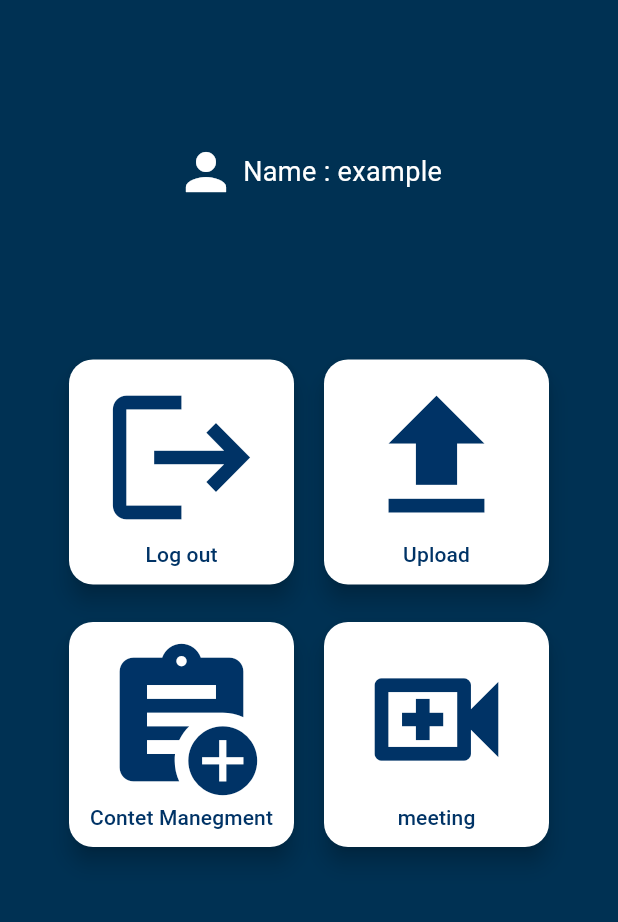
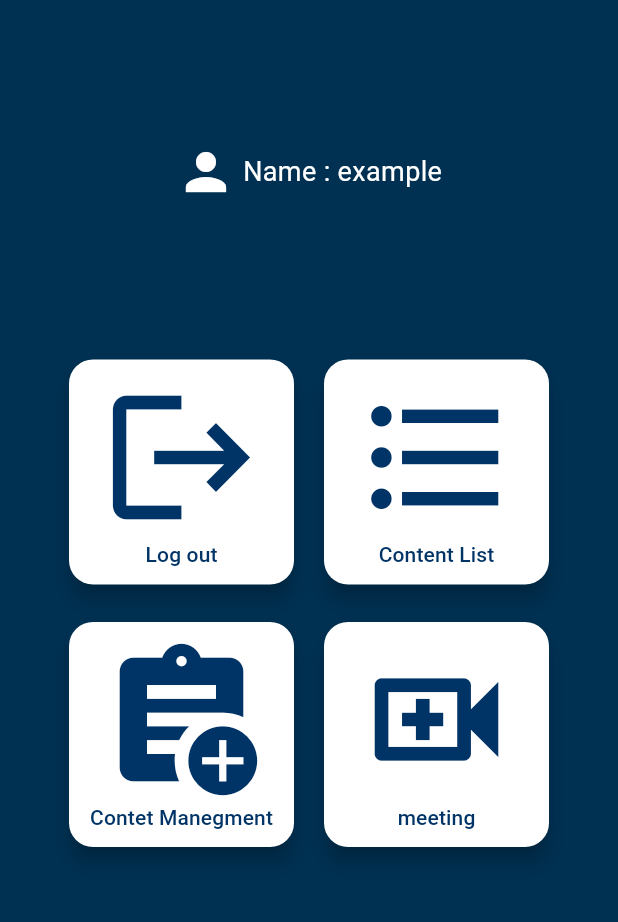
Before and after one commit to Fais4/se_project, a Flutter app: the screen it shows after launch, on a phone screen of 412 x 824 dp, the part 308-1230 px from its top. Run offline on Flutter 3.47's test engine with Material 3 defaults, Android fonts, the phone set to English and light mode, and no system bars; our stand-ins replace firebase_auth, firebase_core; accounts and stored records are empty.

Commit message:
final version

```diff
--- a/lib/auth/page1.dart
+++ b/lib/auth/page1.dart
@@ -39,7 +39,7 @@ class LoginPage extends State<Login> {
         // The top bar of the page.
         backgroundColor: const Color(0xff003366),
         title: const Center(
-          child: Text("Welcome",
+          child: Text("ClassMentor",
               style: TextStyle(
                 color: Colors.white,
                 fontSize: 44,
@@ -52,7 +52,7 @@ class LoginPage extends State<Login> {
         decoration: const BoxDecoration(
           image: DecorationImage(
               // The background image of the page
-              image: AssetImage("images/imamu.jpg"),
+              image: AssetImage("images/imamu.png"),
               fit: BoxFit.cover,
               colorFilter: ColorFilter.mode(
                   Color.fromARGB(255, 168, 194, 200), BlendMode.darken)),
--- a/lib/main.dart
+++ b/lib/main.dart
@@ -154,12 +154,12 @@ class _DynamicBlueBackgroundLoginScreenState
                                   mainAxisAlignment: MainAxisAlignment.center,
                                   children: [
                                     Icon(
-                                      Icons.upload,
+                                      Icons.format_list_bulleted_outlined,
                                       color: Color(0xff003366),
                                       size: 110,
                                     ),
                                     Text(
-                                      " Upload ",
+                                      " Content List ",
                                       style: TextStyle(
                                         color: Color(0xff003366),
                                       ),
--- a/pubspec.yaml
+++ b/pubspec.yaml
@@ -73,7 +73,7 @@ flutter:
   #   - images/a_dot_ham.jpeg
 
   assets:
-    - images/imamu.jpg
+    - images/imamu.png
     - images/logo.png
     - images/onboarding.jpg
   # An image asset can refer to one or more resolution-specific "variants", see
```
